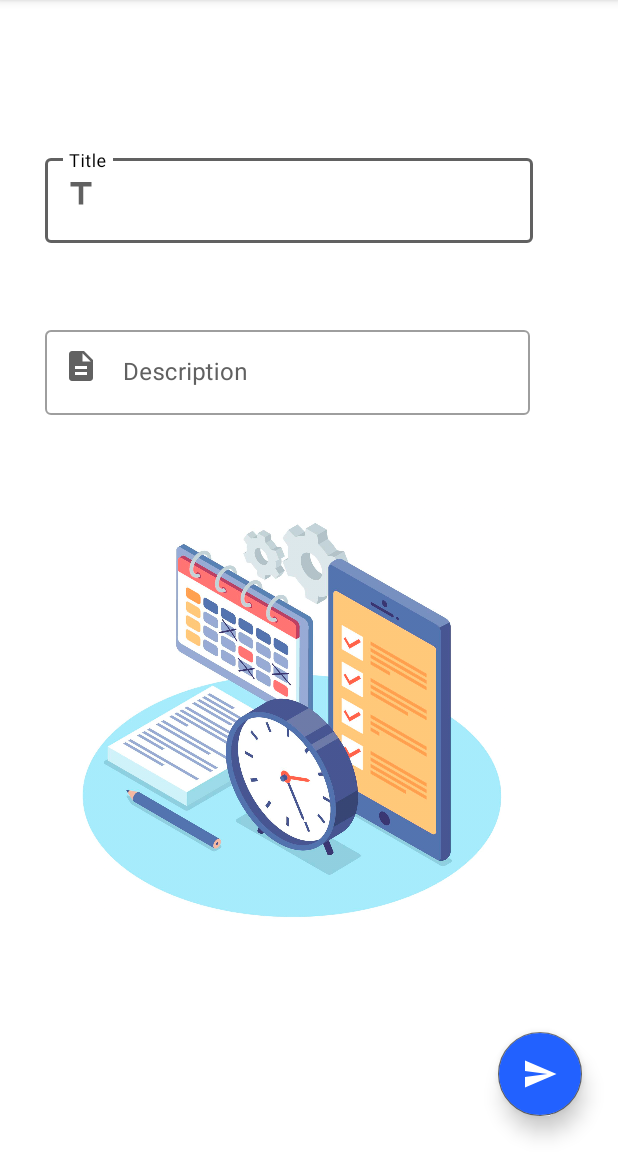
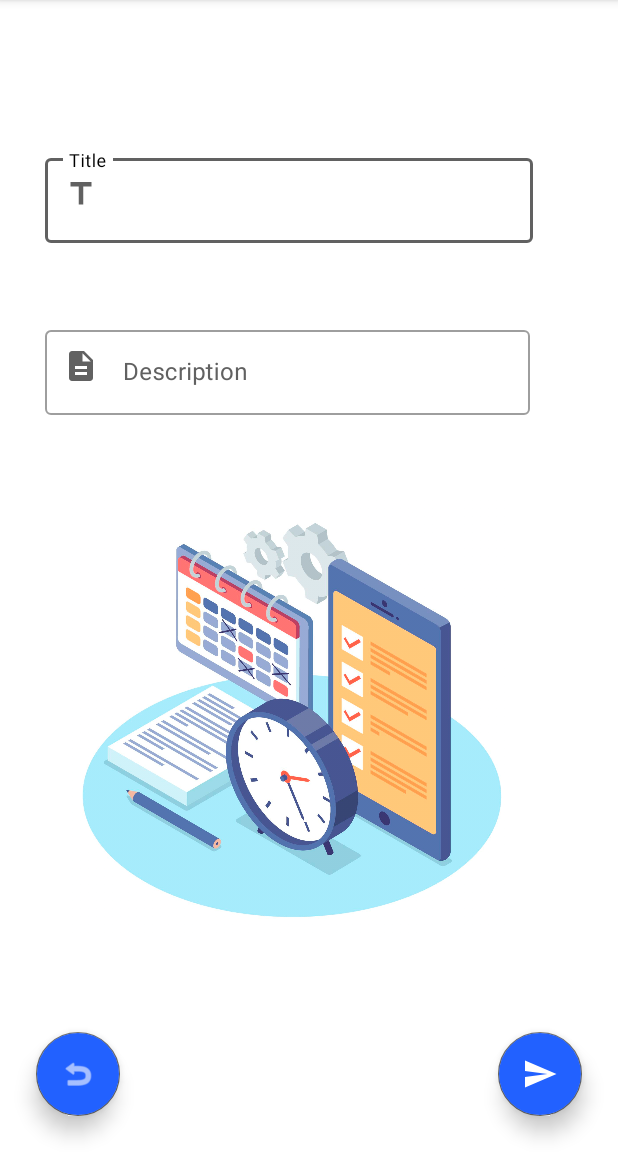
Before and after one commit to Sachintha-Dinuranga/task-management, an Android app: the AddTaskActivity screen opened directly, with no data from a screen before it, on a phone screen of 412 x 824 dp, the part 84-1236 px from its top. Run offline under Robolectric (Android 15) with nearby library versions, the phone set to English and light mode, and no system bars.

Commit message:
back button implement

```diff
--- a/app/src/main/java/com/example/taskmanagement/AddTaskActivity.kt
+++ b/app/src/main/java/com/example/taskmanagement/AddTaskActivity.kt
@@ -22,12 +22,22 @@ class AddTaskActivity : AppCompatActivity() {
         super.onCreate(savedInstanceState)
         setContentView(R.layout.activity_add_task)
 
+//        supportActionBar?.setDisplayHomeAsUpEnabled(true)
+
         etTitle = findViewById(R.id.et_title)
         etDescription = findViewById(R.id.et_description)
         fabSend = findViewById(R.id.fab_send)
 
         fabSend.setOnClickListener {
             fabSendData()
+        }
+
+        val fabBack = findViewById<FloatingActionButton>(R.id.fab_back)
+        fabBack.setOnClickListener {
+            val intent = Intent(this, MainActivity::class.java)
+            // These flags will ensure that MainActivity is started anew and all other activities are cleared from the stack
+            intent.flags = Intent.FLAG_ACTIVITY_NEW_TASK or Intent.FLAG_ACTIVITY_CLEAR_TASK
+            startActivity(intent)
         }
 
     }
@@ -65,4 +75,9 @@ class AddTaskActivity : AppCompatActivity() {
                 && etDescription.editText?.text.toString().isNotEmpty())
     }
 
+//    override fun onSupportNavigateUp(): Boolean {
+//        onBackPressed()
+//        return true
+//    }
+
 }
--- a/app/src/main/res/layout/activity_add_task.xml
+++ b/app/src/main/res/layout/activity_add_task.xml
@@ -88,6 +88,18 @@
         app:layout_constraintBottom_toBottomOf="parent"
         app:layout_constraintRight_toRightOf="parent" />
 
+    <com.google.android.material.floatingactionbutton.FloatingActionButton
+        android:id="@+id/fab_back"
+        android:layout_width="wrap_content"
+        android:layout_height="wrap_content"
+        android:layout_margin="24dp"
+        android:backgroundTint="@color/blue"
+        android:contentDescription="Back"
+        android:src="@android:drawable/ic_menu_revert"
+        app:elevation="8dp"
+        app:layout_constraintBottom_toBottomOf="parent"
+        app:layout_constraintStart_toStartOf="parent" />
+
     <ImageView
         android:id="@+id/imageView"
         android:layout_width="293dp"
```
